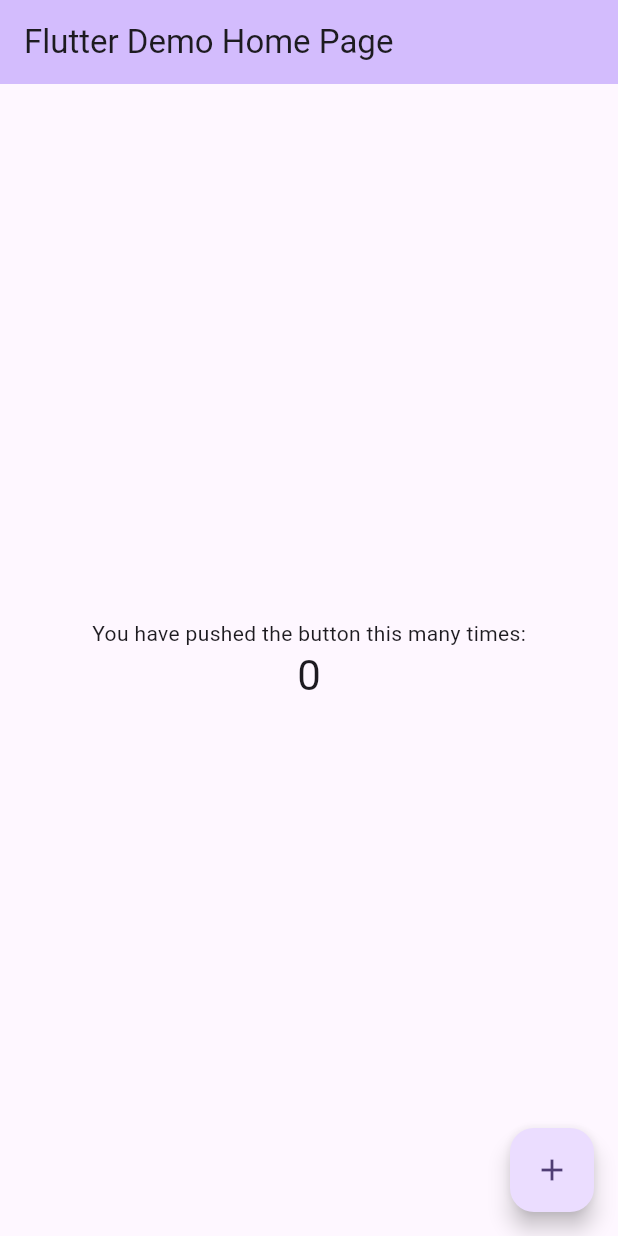
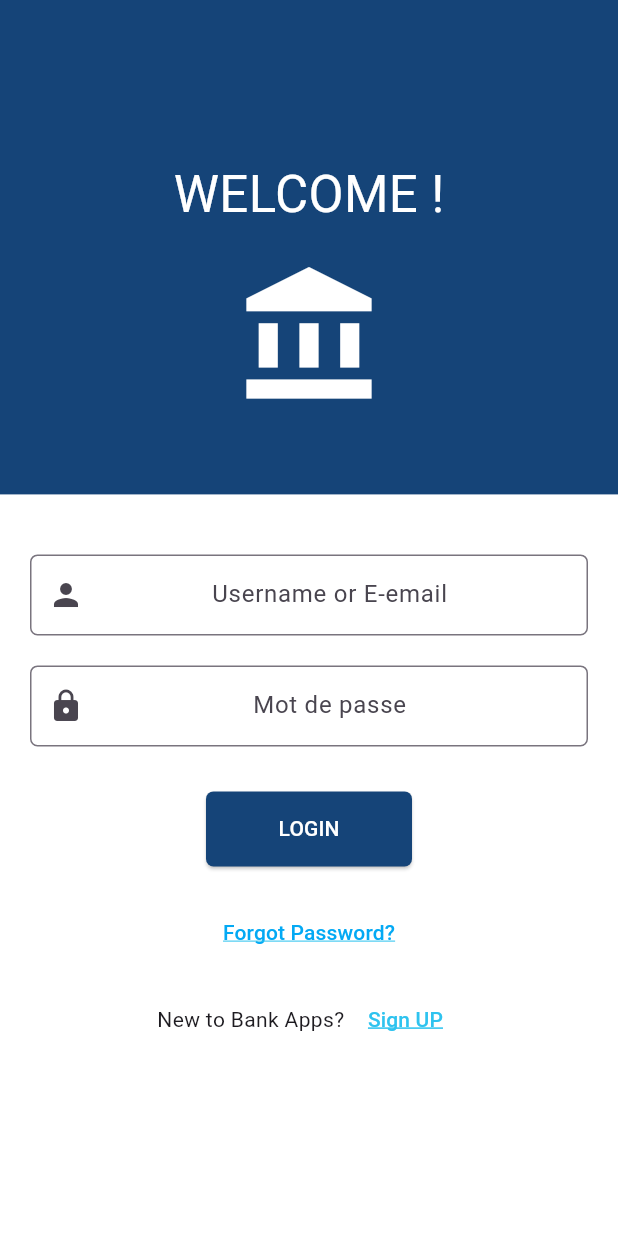
Before and after one commit to Metata08/africabankfinal, a Flutter app: the screen it shows after launch, on a phone screen of 412 x 824 dp. Run offline on Flutter 3.47's test engine with Material 3 defaults, Android fonts, the phone set to English and light mode, and no system bars.

Commit message:
home page is ok

```diff
--- a/lib/main.dart
+++ b/lib/main.dart
@@ -1,125 +1,23 @@
+// Importation du package principal de Flutter pour les widgets Material Design.
+import 'package:africabankfinal/screens/home_screen.dart';
 import 'package:flutter/material.dart';
-
+// La fonction main() est le point d'entrée de toute application Dart/Flutter.
 void main() {
+  // runApp() prend un widget et en fait la racine de l'arbre des widgets.
   runApp(const MyApp());
 }
-
+// MyApp est le widget racine de notre application.
 class MyApp extends StatelessWidget {
   const MyApp({super.key});
-
-  // This widget is the root of your application.
+// La méthode build() décrit comment afficher le widget.
   @override
   Widget build(BuildContext context) {
-    return MaterialApp(
-      title: 'Flutter Demo',
-      theme: ThemeData(
-        // This is the theme of your application.
-        //
-        // TRY THIS: Try running your application with "flutter run". You'll see
-        // the application has a purple toolbar. Then, without quitting the app,
-        // try changing the seedColor in the colorScheme below to Colors.green
-        // and then invoke "hot reload" (save your changes or press the "hot
-        // reload" button in a Flutter-supported IDE, or press "r" if you used
-        // the command line to start the app).
-        //
-        // Notice that the counter didn't reset back to zero; the application
-        // state is not lost during the reload. To reset the state, use hot
-        // restart instead.
-        //
-        // This works for code too, not just values: Most code changes can be
-        // tested with just a hot reload.
-        colorScheme: ColorScheme.fromSeed(seedColor: Colors.deepPurple),
-        useMaterial3: true,
-      ),
-      home: const MyHomePage(title: 'Flutter Demo Home Page'),
+    // MaterialApp est un widget de base qui configure notre application
+    // avec les fonctionnalités de Material Design.
+    return const MaterialApp(
+      debugShowCheckedModeBanner: false,
+      // 'home' définit le premier écran qui sera affiché.
+      home: HomeScreen(),
     );
   }
 }
-
-class MyHomePage extends StatefulWidget {
-  const MyHomePage({super.key, required this.title});
-
-  // This widget is the home page of your application. It is stateful, meaning
-  // that it has a State object (defined below) that contains fields that affect
-  // how it looks.
-
-  // This class is the configuration for the state. It holds the values (in this
-  // case the title) provided by the parent (in this case the App widget) and
-  // used by the build method of the State. Fields in a Widget subclass are
-  // always marked "final".
-
-  final String title;
-
-  @override
-  State<MyHomePage> createState() => _MyHomePageState();
-}
-
-class _MyHomePageState extends State<MyHomePage> {
-  int _counter = 0;
-
-  void _incrementCounter() {
-    setState(() {
-      // This call to setState tells the Flutter framework that something has
-      // changed in this State, which causes it to rerun the build method below
-      // so that the display can reflect the updated values. If we changed
-      // _counter without calling setState(), then the build method would not be
-      // called again, and so nothing would appear to happen.
-      _counter++;
-    });
-  }
-
-  @override
-  Widget build(BuildContext context) {
-    // This method is rerun every time setState is called, for instance as done
-    // by the _incrementCounter method above.
-    //
-    // The Flutter framework has been optimized to make rerunning build methods
-    // fast, so that you can just rebuild anything that needs updating rather
-    // than having to individually change instances of widgets.
-    return Scaffold(
-      appBar: AppBar(
-        // TRY THIS: Try changing the color here to a specific color (to
-        // Colors.amber, perhaps?) and trigger a hot reload to see the AppBar
-        // change color while the other colors stay the same.
-        backgroundColor: Theme.of(context).colorScheme.inversePrimary,
-        // Here we take the value from the MyHomePage object that was created by
-        // the App.build method, and use it to set our appbar title.
-        title: Text(widget.title),
-      ),
-      body: Center(
-        // Center is a layout widget. It takes a single child and positions it
-        // in the middle of the parent.
-        child: Column(
-          // Column is also a layout widget. It takes a list of children and
-          // arranges them vertically. By default, it sizes itself to fit its
-          // children horizontally, and tries to be as tall as its parent.
-          //
-          // Column has various properties to control how it sizes itself and
-          // how it positions its children. Here we use mainAxisAlignment to
-          // center the children vertically; the main axis here is the vertical
-          // axis because Columns are vertical (the cross axis would be
-          // horizontal).
-          //
-          // TRY THIS: Invoke "debug painting" (choose the "Toggle Debug Paint"
-          // action in the IDE, or press "p" in the console), to see the
-          // wireframe for each widget.
-          mainAxisAlignment: MainAxisAlignment.center,
-          children: <Widget>[
-            const Text(
-              'You have pushed the button this many times:',
-            ),
-            Text(
-              '$_counter',
-              style: Theme.of(context).textTheme.headlineMedium,
-            ),
-          ],
-        ),
-      ),
-      floatingActionButton: FloatingActionButton(
-        onPressed: _incrementCounter,
-        tooltip: 'Increment',
-        child: const Icon(Icons.add),
-      ), // This trailing comma makes auto-formatting nicer for build methods.
-    );
-  }
-}
--- /dev/null
+++ b/lib/screens/home_screen.dart
@@ -0,0 +1,155 @@
+import 'package:flutter/material.dart';
+
+class HomeScreen extends StatelessWidget {
+  const HomeScreen({super.key});
+  @override
+  Widget build(BuildContext context) {
+    // Obtenir la hauteur de l'écran
+    final screenHeight = MediaQuery.of(context).size.height;
+
+    // Scaffold est l'échafaudage de base de tout écran Material Design.
+    return Scaffold(
+      // couleur de fond
+      backgroundColor: Colors.white,
+      // Le corps avec SingleChildScrollView
+      body: SingleChildScrollView(
+        child: Column(
+          children: <Widget>[
+
+            Container(
+              //40% de l'écran.
+              height: screenHeight * 0.4,
+              width: double.infinity,
+              decoration: const BoxDecoration(
+               color:  Color(0xFF154478),
+              ),
+              child: Column(
+                mainAxisAlignment: MainAxisAlignment.center,
+                children: const <Widget>[
+                  SizedBox(height: 50),
+                  Text(
+                    'WELCOME !',
+                    style: TextStyle(
+                        color: Colors.white,
+                        fontSize: 34,
+                        fontWeight: FontWeight.normal),
+                  ),
+                  SizedBox(height: 20),
+                  Icon(
+                    Icons.account_balance,
+                    color: Colors.white,
+                    size: 100,
+                  )
+                ],
+              ),
+            ),
+
+            // Partie formulaire authentification
+            Padding(
+              padding: const EdgeInsets.all(20.0),
+              child: Column(
+                children: <Widget>[
+                  const SizedBox(
+                    height: 20,
+                  ),
+                  TextFormField(
+                    textAlign: TextAlign.center,
+                    decoration: InputDecoration(
+                      prefixIcon: Icon(Icons.person),
+                      hintText: 'Username or E-email',
+                      contentPadding: const EdgeInsets.symmetric(
+                          vertical: 15, horizontal: 20),
+                      border: OutlineInputBorder(
+                        borderRadius: BorderRadius.circular(5.0),
+                      ),
+                    ),
+                  ),
+                  const SizedBox(
+                    height: 20,
+                  ),
+                  TextFormField(
+                    obscureText: true,
+                    textAlign: TextAlign.center,
+                    decoration: InputDecoration(
+                      prefixIcon: Icon(Icons.lock),
+                      hintText: 'Mot de passe',
+                      contentPadding: const EdgeInsets.symmetric(
+                          vertical: 15, horizontal: 20),
+                      border: OutlineInputBorder(
+                        borderRadius: BorderRadius.circular(5.0),
+                      ),
+                    ),
+                  ),
+                  const SizedBox(
+                    height: 30,
+                  ),
+                  SizedBox(
+                    // largeur de le btt 1/3 de l'ecran (votre style conservé)
+                    width: MediaQuery.of(context).size.width * 1 / 3,
+                    child: ElevatedButton(
+                      onPressed: () {
+                        // logique derriere le btt
+                      },
+                      style: ElevatedButton.styleFrom(
+                        backgroundColor: const Color(0xFF154478),
+                        padding: const EdgeInsets.symmetric(vertical: 15),
+                        shape: RoundedRectangleBorder(
+                          borderRadius: BorderRadius.circular(5.0),
+                        ),
+                      ),
+                      child: const Text(
+                        'LOGIN',
+                        style: TextStyle(
+                          color: Colors.white,
+                        ),
+                      ),
+                    ),
+                  ),
+                  const SizedBox(height: 20),
+                  // Lien "Mot de passe oublié"
+                  TextButton(
+                    onPressed: () {
+                      // Logique pour le mot de passe oublié
+                    },
+                    child: const Text(
+                      'Forgot Password?',
+                      style: TextStyle(
+                          color: Colors.lightBlue,
+                          // souligner le texte (votre style conservé)
+                          decoration: TextDecoration.underline,
+                          decorationColor: Color(0xFF2EC3EF),),
+                    ),
+                  ),
+                  const SizedBox(height: 10),
+                  // Lien d'inscription
+                  Row(
+                    mainAxisAlignment: MainAxisAlignment.center,
+                    children: <Widget>[
+                      const Text("New to Bank Apps? "),
+                      GestureDetector(
+                        onTap: () {
+                          // Logique pour l'inscription
+                        },
+                        child:  TextButton(
+                          onPressed: () {},
+                          child: Text(
+                            "Sign UP",
+                            style: TextStyle(
+                                color: Color(0xFF2EC3EF),
+                                decoration: TextDecoration.underline,
+                                decorationColor: Color(0xFF2EC3EF),
+                                decorationThickness: 1.5),
+                          ),
+                        ),
+                      ),
+                    ],
+                  ),
+                ],
+              ),
+            ),
+          ],
+        ),
+      ),
+    );
+  }
+}
```
Also changed, not shown: lib/design/africaBanks.jpeg (added).
